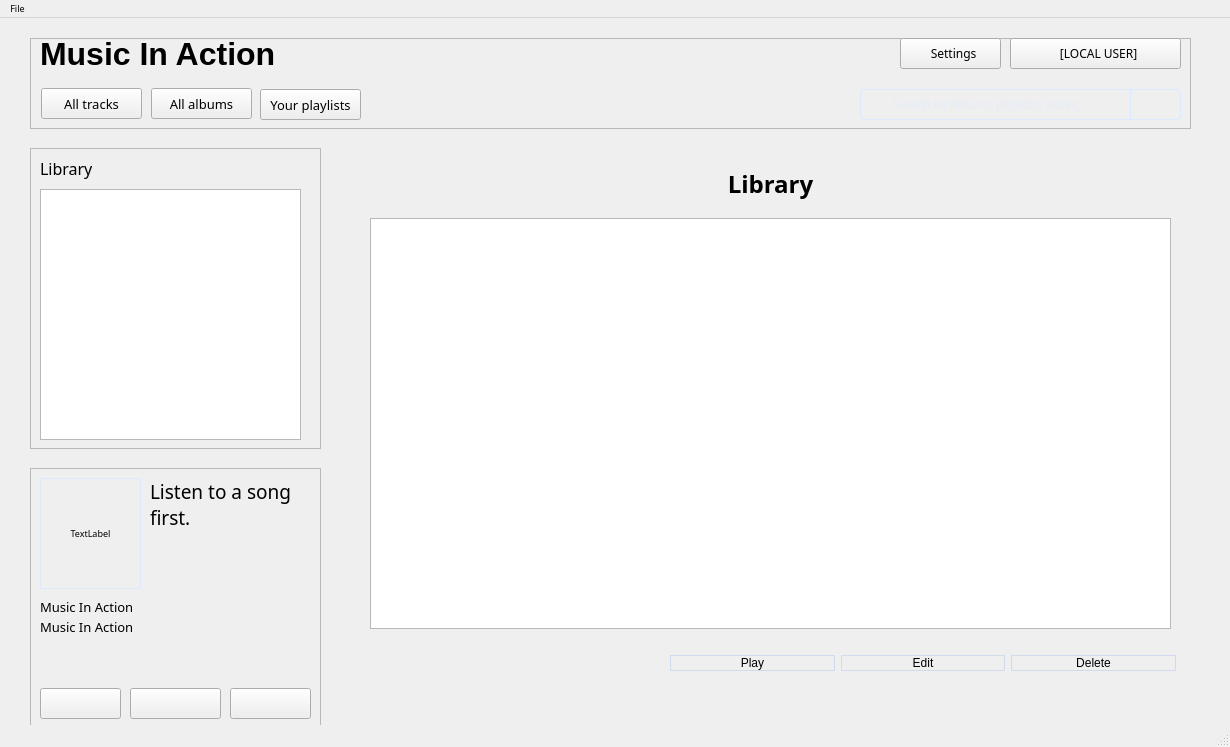
This is mainwindow.ui in AlexDev404/GUIFinalProject as Qt 5 draws it before an edit. The edited form follows.
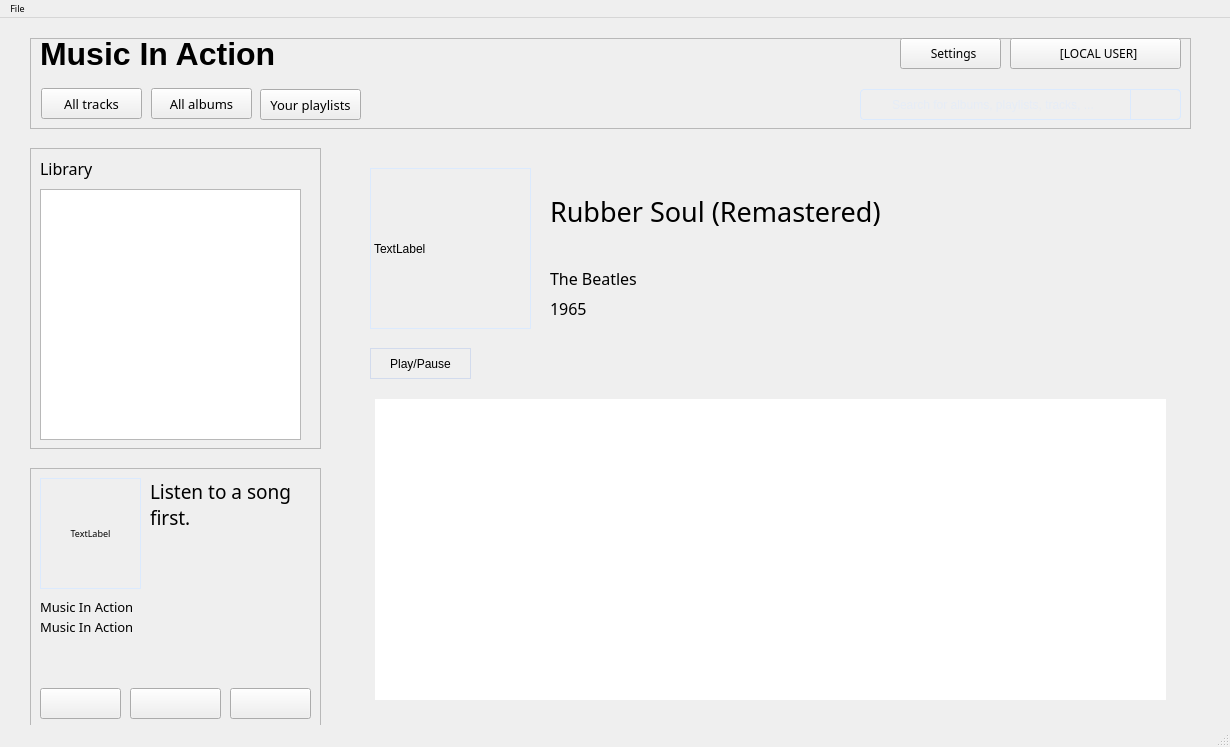
This is the edited form. The open tabs and pages were chosen to show the change.

The edit to the form file:
```diff
--- a/mainwindow.ui
+++ b/mainwindow.ui
@@ -53,8 +53,8 @@
     <property name="currentIndex">
      <number>3</number>
     </property>
-    <widget class="QWidget" name="playlistDisplayPage">
-     <widget class="QLabel" name="label_5">
+    <widget class="QWidget" name="libraryDisplayPage">
+     <widget class="QLabel" name="album_Image_ld">
       <property name="geometry">
        <rect>
         <x>20</x>
@@ -70,7 +70,7 @@
        <string>TextLabel</string>
       </property>
      </widget>
-     <widget class="QLabel" name="label_6">
+     <widget class="QLabel" name="album_playlist_title_ld">
       <property name="geometry">
        <rect>
         <x>200</x>
@@ -99,7 +99,7 @@
        <bool>true</bool>
       </property>
      </widget>
-     <widget class="QLabel" name="label_7">
+     <widget class="QLabel" name="artist_ld">
       <property name="geometry">
        <rect>
         <x>200</x>
@@ -128,7 +128,7 @@
        <bool>true</bool>
       </property>
      </widget>
-     <widget class="QLabel" name="label_8">
+     <widget class="QLabel" name="published_ld">
       <property name="geometry">
        <rect>
         <x>200</x>
@@ -157,7 +157,7 @@
        <bool>true</bool>
       </property>
      </widget>
-     <widget class="QPushButton" name="pushButton_10">
+     <widget class="QPushButton" name="state_Button_ld">
       <property name="geometry">
        <rect>
         <x>20</x>
@@ -173,6 +173,20 @@
        <string>Play/Pause</string>
       </property>
      </widget>
+     <widget class="QListView" name="details_listView_ld">
+      <property name="geometry">
+       <rect>
+        <x>25</x>
+        <y>251</y>
+        <width>791</width>
+        <height>301</height>
+       </rect>
+      </property>
+      <property name="styleSheet">
+       <string notr="true">color: white;
+border: 0;</string>
+      </property>
+     </widget>
     </widget>
     <widget class="QWidget" name="formsPage">
      <widget class="QTabWidget" name="managementTab_fp">
```
Left out of the diff: 26 changed lines with no effect on the pictures.
